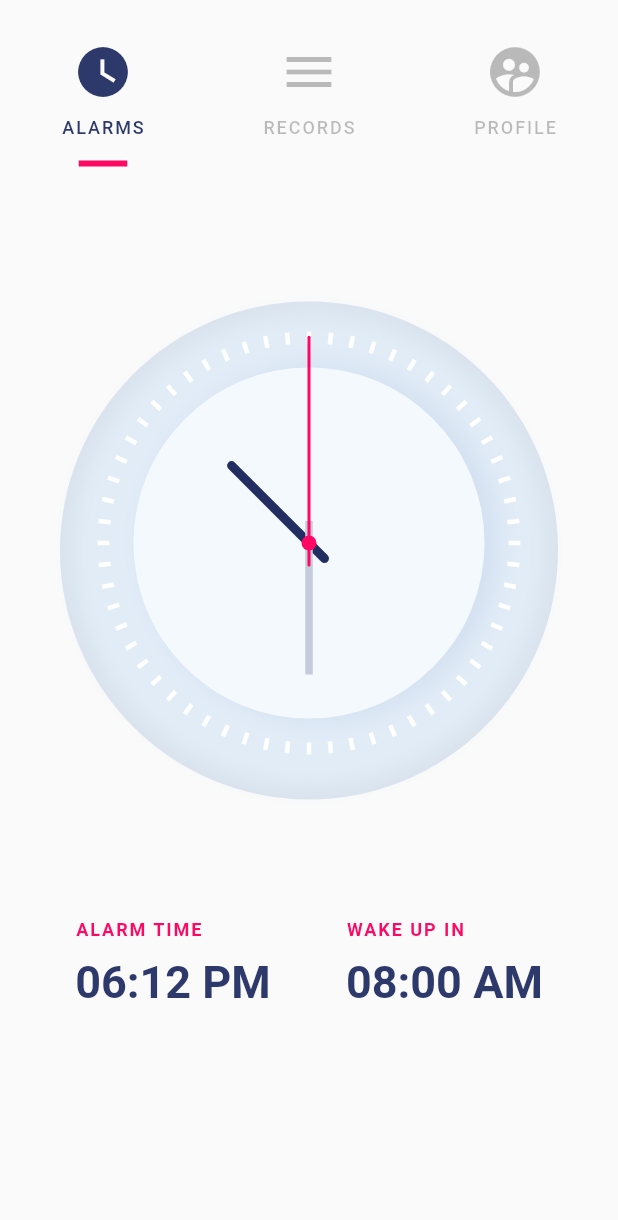
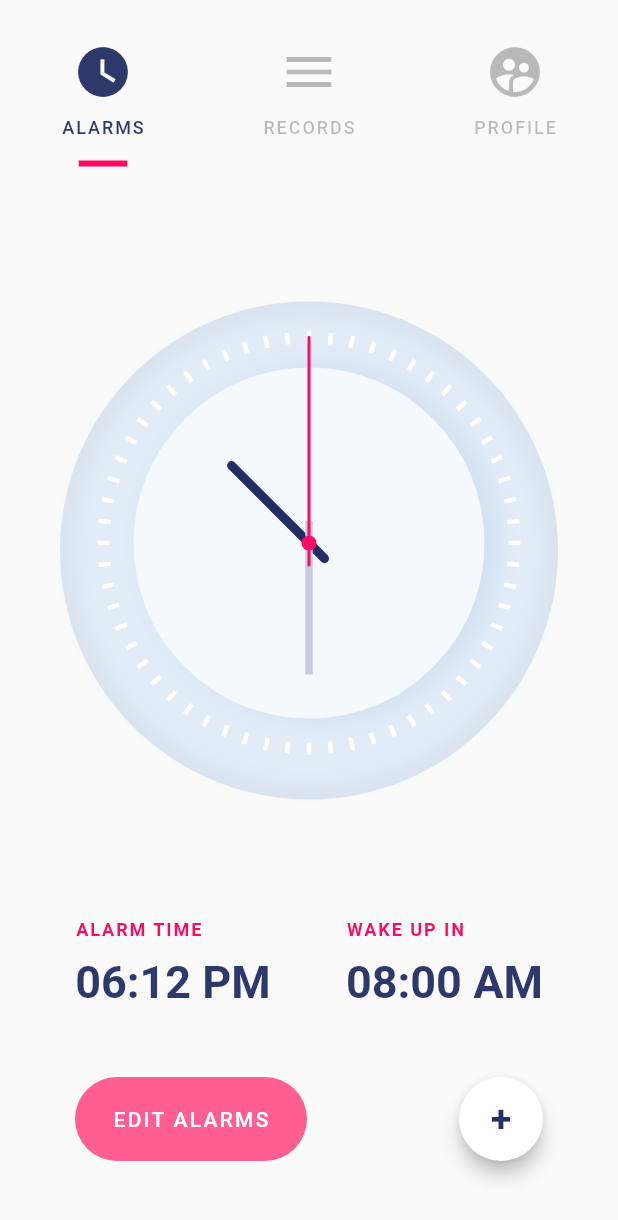
Before and after one commit to timmy-gzw/flutter_clock_app, a Flutter app: the first screen one second after launch, on a phone screen of 412 x 824 dp. Shown: the top 1220 px of the screen. Run offline on Flutter 3.47's test engine with Material 2 defaults, Android fonts, the phone set to English and light mode, and no system bars.

Commit message:
add the first_screen widget bottomBar

```diff
--- a/lib/main.dart
+++ b/lib/main.dart
@@ -1,3 +1,4 @@
+import 'package:clock_app/screens/second_screen.dart';
 import 'package:flutter/material.dart';
 import 'screens/first_screen.dart';
 
@@ -25,6 +26,7 @@ class AppClock extends StatelessWidget {
       child: DefaultTabController(
         length: 3,
         child: Scaffold(
+          bottomNavigationBar: BottomBar(),
           appBar: AppBar(
             elevation: 0.0,
             backgroundColor: Colors.transparent,
@@ -85,7 +87,9 @@ class AppClock extends StatelessWidget {
               Center(
                 child: FirstTab(),
               ),
-              Text("Second Screen"),
+              Center(
+                child: SecondTab(),
+              ),
               Text("Thirst Screen"),
             ],
           ),
@@ -94,3 +98,43 @@ class AppClock extends StatelessWidget {
     );
   }
 }
+
+class BottomBar extends StatelessWidget {
+  @override
+  Widget build(BuildContext context) {
+    return Padding(
+      padding: EdgeInsets.fromLTRB(50, 0, 50, 50),
+      child: Row(
+        mainAxisAlignment: MainAxisAlignment.spaceBetween,
+        children: <Widget>[
+          FlatButton(
+            child: Text(
+              "EDIT ALARMS",
+              style: TextStyle(letterSpacing: 1.5),
+            ),
+            color: Color(0xFFFF5E92),
+            textColor: Colors.white,
+            padding: EdgeInsets.symmetric(vertical: 20, horizontal: 25),
+            shape:
+                RoundedRectangleBorder(borderRadius: BorderRadius.circular(50)),
+            onPressed: () {},
+          ),
+          FloatingActionButton(
+            child: Text(
+              "+",
+              style: TextStyle(
+                  color: Color(0xff253165),
+                  fontWeight: FontWeight.w700,
+                  fontSize: 25),
+            ),
+            onPressed: (){},
+            backgroundColor: Colors.white,
+            foregroundColor: Colors.black,
+            elevation: 5,
+            highlightElevation: 3,
+          )
+        ],
+      ),
+    );
+  }
+}
--- /dev/null
+++ b/lib/screens/second_screen.dart
@@ -0,0 +1,10 @@
+import 'package:flutter/material.dart';
+
+class SecondTab extends StatelessWidget {
+  @override
+  Widget build(BuildContext context) {
+    return Container(
+
+    );
+  }
+}
```
